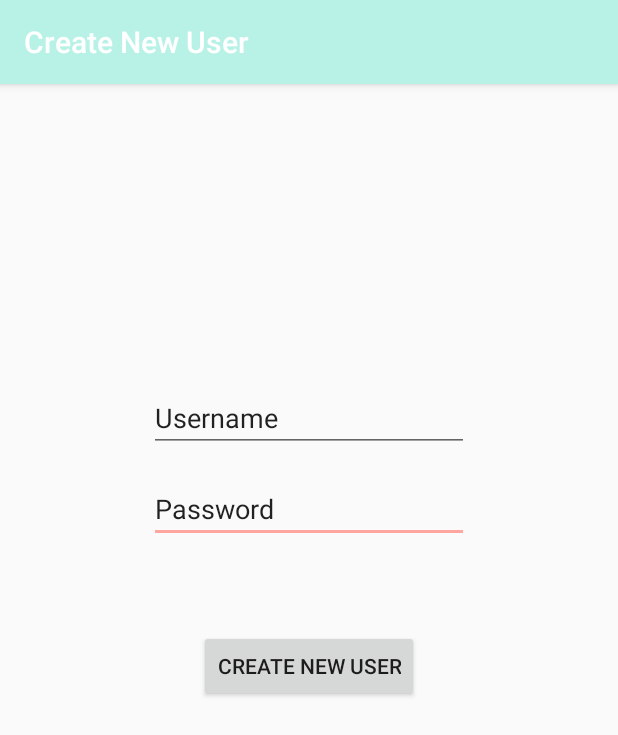
After one commit to mitchellkottke/SoftwareEngineeringFinal, an Android app: the CreateNewUser screen opened directly, with no data from a screen before it, on a phone screen of 412 x 824 dp. The commit adds this screen. Shown: the top 735 px of the screen. Run offline under Robolectric (Android 15) with nearby library versions, the phone set to English and light mode, and no system bars; our stand-ins replace Volley.

Commit message:
create new user

```diff
--- a/android_stuff/app/build.gradle
+++ b/android_stuff/app/build.gradle
@@ -3,6 +3,7 @@ apply plugin: 'com.android.application'
 apply plugin: 'kotlin-android'
 
 apply plugin: 'kotlin-android-extensions'
+
 
 android {
     compileSdkVersion 28
@@ -41,5 +42,6 @@ dependencies {
     implementation 'com.android.support:recyclerview-v7:28.0.0'
     implementation 'com.android.support:support-media-compat:28.0.0'
     implementation 'com.android.support:support-v4:28.0.0'
+    implementation 'com.android.volley:volley:1.1.0'
 
 }
--- /dev/null
+++ b/android_stuff/app/src/main/java/com/example/sasha/finalsoftware/CreateNewUser.java
@@ -0,0 +1,79 @@
+package com.example.sasha.finalsoftware;
+
+import android.content.Intent;
+import android.os.Bundle;
+import android.support.v7.app.AppCompatActivity;
+import android.util.Log;
+import android.view.View;
+import android.widget.Button;
+import android.widget.EditText;
+import com.android.volley.toolbox.StringRequest;
+import com.android.volley.Request;
+import com.android.volley.Response;
+import com.android.volley.VolleyError;
+
+
+import com.example.cs4531.finalsoftware.R;
+
+import java.util.HashMap;
+import java.util.Map;
+
+public class CreateNewUser extends AppCompatActivity {
+
+    private EditText username;
+    private EditText password;
+
+    private String newUserName;
+    private String newPassWord;
+
+    public RestRequests requests;
+
+    @Override
+    protected void onCreate(Bundle savedInstanceState) {
+        super.onCreate(savedInstanceState);
+        setContentView(R.layout.activity_create_new_user);
+
+        username = (EditText) findViewById(R.id.newUsername);
+        password = (EditText) findViewById(R.id.newPassword);
+        requests = RestRequests.getInstance(getApplicationContext());
+    }
+
+    public void switchToMainPage(View view){
+        createNewUser(username.getText().toString(), password.getText().toString());
+    }
+
+    private void createNewUser(String username, String password) {
+        newUserName = username;
+        newPassWord = password;
+
+        String targetURL = getString(R.string.serverURL) + "/createUser";
+        StringRequest postRequest = new StringRequest(Request.Method.POST, targetURL,
+                new Response.Listener<String>() {
+                    @Override
+                    public void onResponse(String response) {
+                        // response
+                        Log.d("CREATE USER BUTTON SENT", response);
+                    }
+                },
+                new Response.ErrorListener() {
+                    @Override
+                    public void onErrorResponse(VolleyError error) {
+                        // error
+                        Log.d("Error.Response", error.toString());
+                    }
+                }
+        ) {
+            @Override
+            protected Map<String, String> getParams() {
+                Map<String, String> report = new HashMap<String, String>();
+                report.put("user", newUserName);
+                report.put("password", newPassWord);
+                return report;
+            }
+        };
+        requests.addToRequestQueue(postRequest);
+
+            Intent intent = new Intent(CreateNewUser.this, MainActivity.class);
+            startActivity(intent);
+    }
+}
--- /dev/null
+++ b/android_stuff/app/src/main/java/com/example/sasha/finalsoftware/RestRequests.java
@@ -0,0 +1,37 @@
+package com.example.sasha.finalsoftware;
+import android.content.Context;
+
+import com.android.volley.Cache;
+import com.android.volley.Request;
+import com.android.volley.RequestQueue;
+import com.android.volley.toolbox.Volley;
+
+/**
+ * Created by sasha on 2/21/18.
+ */
+
+public class RestRequests {
+    private static RestRequests instance;
+    private RequestQueue rqueue;// Instantiate the cache
+    private Cache cache;
+    private Context ctx;
+
+    private RestRequests(Context context){
+        ctx = context;
+        if(rqueue == null)
+            rqueue = Volley.newRequestQueue(ctx.getApplicationContext());
+
+    }
+
+    public static RestRequests getInstance(Context context){
+        if(instance == null){
+            instance = new RestRequests(context);
+        }
+        return instance;
+    }
+
+    public <T> void addToRequestQueue(Request<T> r){
+        rqueue.add(r);
+    }
+
+}
--- /dev/null
+++ b/android_stuff/app/src/main/res/layout/activity_create_new_user.xml
@@ -0,0 +1,53 @@
+<?xml version="1.0" encoding="utf-8"?>
+<android.support.constraint.ConstraintLayout
+    xmlns:android="http://schemas.android.com/apk/res/android"
+    xmlns:app="http://schemas.android.com/apk/res-auto"
+    xmlns:tools="http://schemas.android.com/tools"
+    android:layout_width="match_parent"
+    android:layout_height="match_parent">
+
+    <EditText
+        android:id="@+id/newPassword"
+        android:layout_width="wrap_content"
+        android:layout_height="wrap_content"
+        android:layout_marginStart="99dp"
+        android:layout_marginTop="15dp"
+        android:layout_marginEnd="99dp"
+        android:ems="10"
+        android:inputType="textPersonName"
+        android:text="@string/Password"
+        app:layout_constraintEnd_toEndOf="parent"
+        app:layout_constraintStart_toStartOf="parent"
+        app:layout_constraintTop_toBottomOf="@+id/newUsername" />
+
+    <EditText
+        android:id="@+id/newUsername"
+        android:layout_width="wrap_content"
+        android:layout_height="wrap_content"
+        android:layout_marginStart="99dp"
+        android:layout_marginTop="200dp"
+        android:layout_marginEnd="99dp"
+        android:ems="10"
+        android:inputType="textPersonName"
+        android:text="@string/Username"
+        app:layout_constraintEnd_toEndOf="parent"
+        app:layout_constraintHorizontal_bias="0.0"
+        app:layout_constraintStart_toStartOf="parent"
+        app:layout_constraintTop_toTopOf="parent" />
+
+    <Button
+        android:id="@+id/createNewUserButton"
+        android:layout_width="wrap_content"
+        android:layout_height="wrap_content"
+        android:layout_marginStart="162dp"
+        android:layout_marginTop="50dp"
+        android:layout_marginEnd="162dp"
+        android:layout_marginBottom="348dp"
+        android:onClick="switchToMainPage"
+        android:text="Create New User"
+        app:layout_constraintBottom_toBottomOf="parent"
+        app:layout_constraintEnd_toEndOf="parent"
+        app:layout_constraintHorizontal_bias="0.508"
+        app:layout_constraintStart_toStartOf="parent"
+        app:layout_constraintTop_toBottomOf="@+id/newPassword" />
+</android.support.constraint.ConstraintLayout>
--- a/android_stuff/app/src/main/res/layout/activity_main.xml
+++ b/android_stuff/app/src/main/res/layout/activity_main.xml
@@ -96,6 +96,7 @@
         android:layout_marginTop="25dp"
         android:background="@drawable/button_round"
         android:fontFamily="serif-monospace"
+        android:onClick="switchToCreateUser"
         android:text="Create New User"
         android:textColor="@color/colorBlack"
         android:textStyle="bold"
--- a/android_stuff/app/src/main/res/values/strings.xml
+++ b/android_stuff/app/src/main/res/values/strings.xml
@@ -4,4 +4,5 @@
     <string name="userPassword">userPassword</string>
     <string name="Username">Username</string>
     <string name="Password">Password</string>
+    <string name="serverURL">http://akka.d.umn.edu:2308</string>
 </resources>
--- a/android_stuff/gradle.properties
+++ b/android_stuff/gradle.properties
@@ -15,4 +15,4 @@ org.gradle.jvmargs=-Xmx1536m
 # kotlin.code.style=officialandroid.useAndroidX=true
 kotlin.code.style=official
 # android.enableJetifier=true
-# android.useAndroidX=true
+#android.useAndroidX=true
```
Also changed, not shown: android_stuff/app/src/main/AndroidManifest.xml (+10 -1 lines), android_stuff/app/src/main/java/com/example/sasha/finalsoftware/MainActivity.java (+11 -0 lines), 1 other file.
